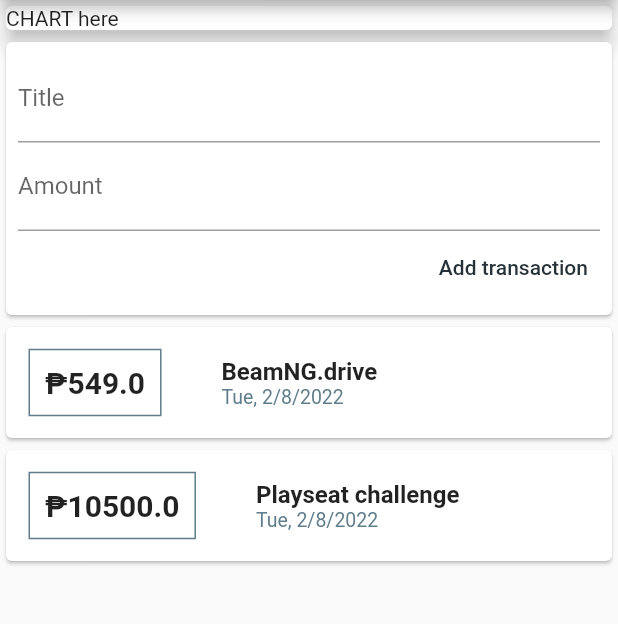
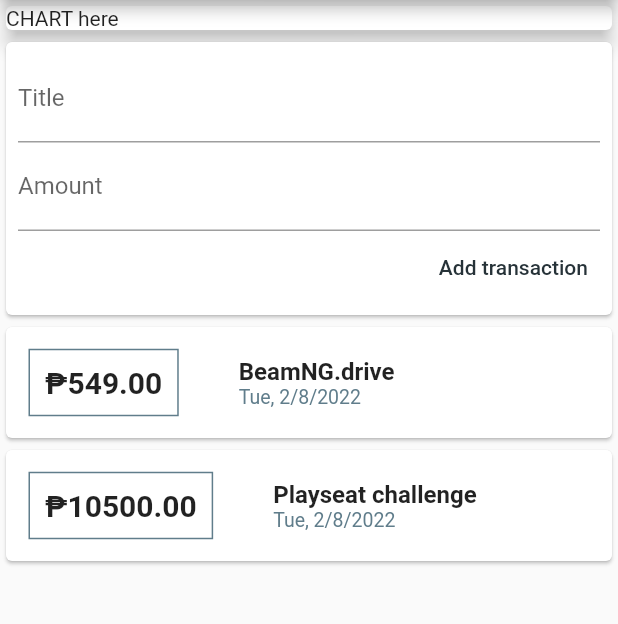
Before and after one commit to johnkevinlosito/personal_expenses_flutter, a Flutter app: the screen it shows after launch, after a tap on "Add transaction", on a phone screen of 412 x 824 dp, the part 84-708 px from its top. Run offline on Flutter 3.47's test engine with Material 2 defaults, Android fonts, the phone set to English and light mode, and no system bars.

Commit message:
use listview builder for transaction list and update inputs

```diff
--- a/lib/main.dart
+++ b/lib/main.dart
@@ -29,7 +29,8 @@ class MyHomePage extends StatelessWidget {
         appBar: AppBar(
           title: Text(title),
         ),
-        body: Column(
+        body: SingleChildScrollView(
+          child: Column(
             crossAxisAlignment: CrossAxisAlignment.stretch,
             children: const [
               SizedBox(
@@ -41,6 +42,7 @@ class MyHomePage extends StatelessWidget {
               ),
               UserTransactions(),
             ],
+          ),
         ));
   }
 }
--- a/lib/widgets/new_transaction.dart
+++ b/lib/widgets/new_transaction.dart
@@ -5,6 +5,21 @@ class NewTransaction extends StatelessWidget {
   NewTransaction(this.addTransactionHandler, {Key? key}) : super(key: key);
   final titleController = TextEditingController();
   final amountController = TextEditingController();
+
+  void _submitData() {
+    final title = titleController.text;
+    final amount = double.parse(amountController.text);
+
+    if (title.isEmpty || amount <= 0) {
+      return;
+    }
+
+    addTransactionHandler(
+      title,
+      amount,
+    );
+  }
+
   @override
   Widget build(BuildContext context) {
     return Card(
@@ -16,18 +31,16 @@ class NewTransaction extends StatelessWidget {
             TextField(
               decoration: const InputDecoration(labelText: "Title"),
               controller: titleController,
+              textInputAction: TextInputAction.next,
             ),
             TextField(
               decoration: const InputDecoration(labelText: "Amount"),
               controller: amountController,
+              keyboardType: TextInputType.number,
+              onSubmitted: (_) => _submitData(),
             ),
             TextButton(
-              onPressed: () {
-                addTransactionHandler(
-                  titleController.text,
-                  double.parse(amountController.text),
-                );
-              },
+              onPressed: _submitData,
               child: const Text('Add transaction'),
               style: ButtonStyle(
                 foregroundColor:
--- a/lib/widgets/transaction_list.dart
+++ b/lib/widgets/transaction_list.dart
@@ -8,8 +8,10 @@ class TransactionList extends StatelessWidget {
 
   @override
   Widget build(BuildContext context) {
-    return Column(
-      children: transactions.map((transaction) {
+    return SizedBox(
+      height: 300,
+      child: ListView.builder(
+        itemBuilder: (context, index) {
           return Card(
             child: Row(
               mainAxisAlignment: MainAxisAlignment.start,
@@ -27,7 +29,7 @@ class TransactionList extends StatelessWidget {
                     ),
                   ),
                   child: Text(
-                  '₱${transaction.amount}',
+                    '₱${transactions[index].amount.toStringAsFixed(2)}',
                     style: const TextStyle(
                         fontWeight: FontWeight.bold,
                         fontSize: 20,
@@ -44,14 +46,15 @@ class TransactionList extends StatelessWidget {
                     crossAxisAlignment: CrossAxisAlignment.start,
                     children: [
                       Text(
-                      transaction.title,
+                        transactions[index].title,
                         style: const TextStyle(
                             fontWeight: FontWeight.bold,
                             fontSize: 16,
                             color: Colors.black87),
                       ),
                       Text(
-                      DateFormat('EEE, M/d/y').format(transaction.date),
+                        DateFormat('EEE, M/d/y')
+                            .format(transactions[index].date),
                         style: const TextStyle(
                           fontSize: 13,
                           color: Colors.blueGrey,
@@ -63,7 +66,9 @@ class TransactionList extends StatelessWidget {
               ],
             ),
           );
-      }).toList(),
+        },
+        itemCount: transactions.length,
+      ),
     );
   }
 }
```
Lines whose indentation alone changed are shown as unchanged.
